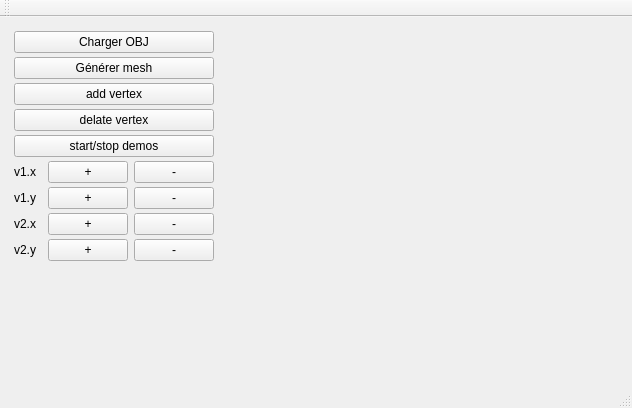
The window that starterLight/mainwindow.ui (Arnaud04/FIG_Bresenham_algorithm) describes before a commit, drawn with Qt 5.
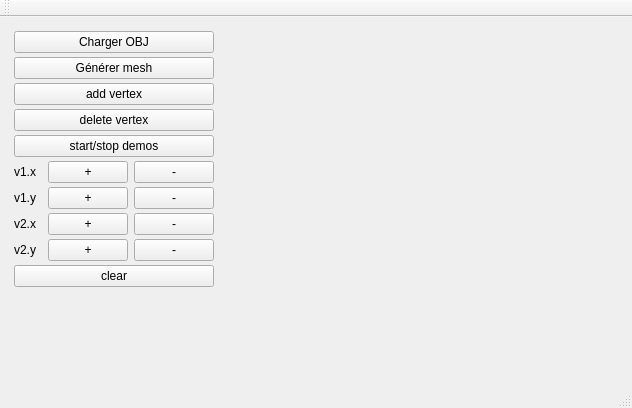
The same window after the commit. Custom widgets are drawn as their Qt base class.

The edit to the form file:
```diff
--- a/starterLight/mainwindow.ui
+++ b/starterLight/mainwindow.ui
@@ -75,7 +75,7 @@
        <item>
         <widget class="QPushButton" name="delateGridVertex">
          <property name="text">
-          <string>delate vertex</string>
+          <string>delete vertex</string>
          </property>
         </widget>
        </item>
@@ -186,6 +186,13 @@
          </item>
         </layout>
        </item>
+       <item>
+        <widget class="QPushButton" name="pushButton_clear">
+         <property name="text">
+          <string>clear</string>
+         </property>
+        </widget>
+       </item>
        <item>
         <spacer name="verticalSpacer">
          <property name="orientation">
```
